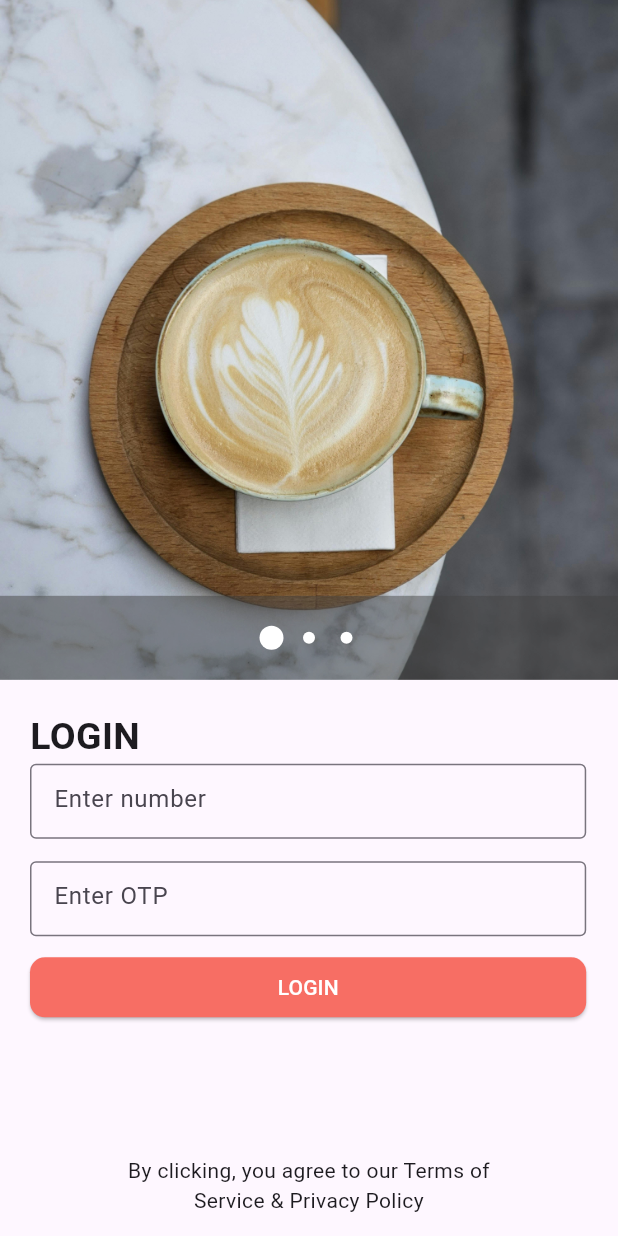
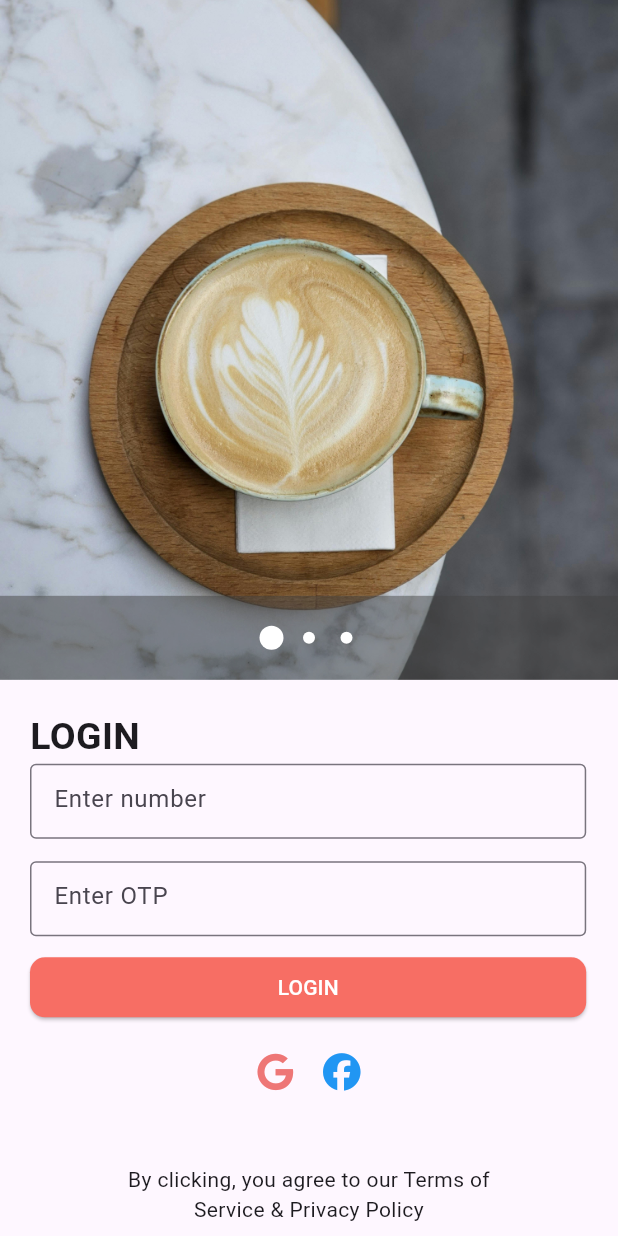
Before and after one commit to FCPongs/Flutter_SimpleMSA, a Flutter app: the screen it shows after launch, after a tap on "LOGIN", on a phone screen of 412 x 824 dp. Run offline on Flutter 3.47's test engine with Material 3 defaults, Android fonts, the phone set to English and light mode, and no system bars; our stand-ins replace another_carousel_pro, font_awesome_flutter.

Commit message:
home screen routing and setup page

```diff
--- a/lib/main.dart
+++ b/lib/main.dart
@@ -1,3 +1,4 @@
+import 'package:cs3midlogin/screens/home.dart';
 import 'package:cs3midlogin/screens/login.dart';
 import 'package:cs3midlogin/screens/mainScreen.dart';
 import 'package:cs3midlogin/screens/signUp.dart';
@@ -23,6 +24,7 @@ class MainApp extends StatelessWidget {
         '/': (context) => const mainScreen(),
         '/login': (context) => const login(),
         '/signup': (context) => const signup(),
+        '/home': (context) => const home(),
       },
     );
   }
--- a/lib/screens/login.dart
+++ b/lib/screens/login.dart
@@ -1,5 +1,6 @@
 import 'package:flutter/material.dart';
 import 'package:another_carousel_pro/another_carousel_pro.dart';
+import 'package:font_awesome_flutter/font_awesome_flutter.dart';
 
 class login extends StatelessWidget {
   const login({super.key});
@@ -62,6 +63,7 @@ class login extends StatelessWidget {
                         const SizedBox(
                           height: 15,
                         ),
+                        //! OTP input
                         Container(
                           width: constraints.maxWidth * 0.9,
                           height: 50,
@@ -75,7 +77,7 @@ class login extends StatelessWidget {
                           height: 10,
                         ),
 
-                        //! OTP input
+                        //! Button
                         Container(
                           width: constraints.maxWidth * 0.9,
                           child: ElevatedButton(
@@ -88,12 +90,31 @@ class login extends StatelessWidget {
                               onPressed: () {},
                               child: Text("LOGIN")),
                         ),
+                        SizedBox(
+                          height: 20,
+                        ),
                       ],
                     ),
                   ],
                 )),
+            //! Icons
+            const Row(mainAxisAlignment: MainAxisAlignment.center, children: [
+              FaIcon(
+                FontAwesomeIcons.google,
+                size: 25,
+                color: Color.fromARGB(255, 238, 118, 118),
+              ),
+              SizedBox(
+                width: 20,
+              ),
+              FaIcon(
+                FontAwesomeIcons.facebook,
+                size: 25,
+                color: Colors.blue,
+              ),
+            ]),
             SizedBox(
-              height: constraints.maxHeight * 0.09,
+              height: constraints.maxHeight * 0.05,
             ),
             Expanded(
               child: Center(
```
Also changed, not shown: lib/screens/home.dart (+9 -3 lines).
